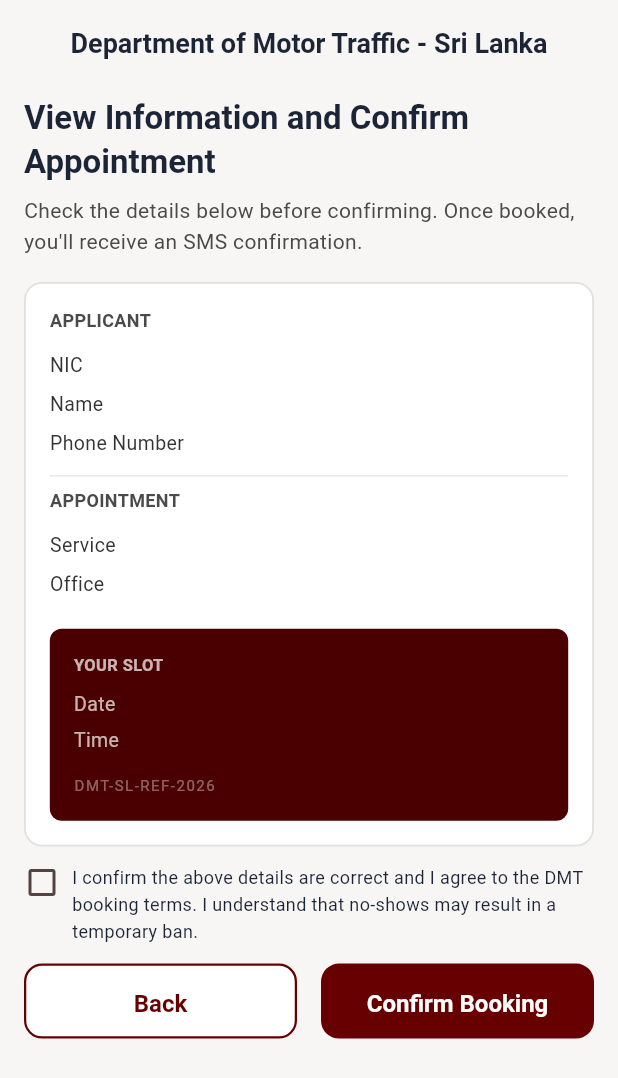
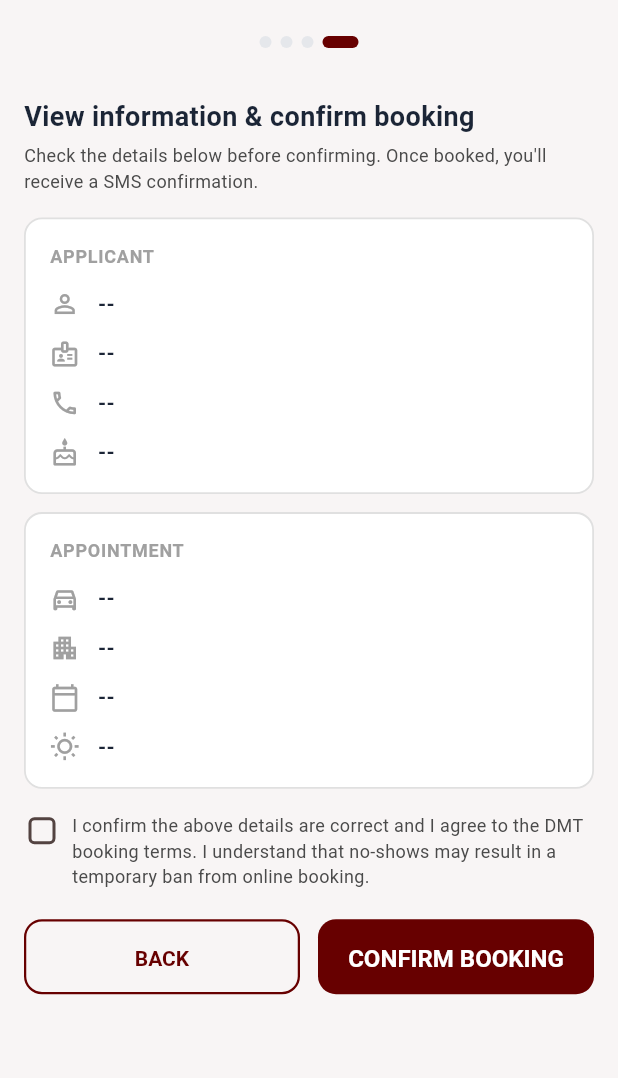
Before and after one commit to SPraneepa/dmt-app, a Flutter app: the ConfirmationScreen screen opened directly, on a phone screen of 412 x 824 dp. Shown: the top 1078 px of the screen. Run offline on Flutter 3.47's test engine with Material 3 defaults, Android fonts, the phone set to English and light mode, and no system bars; our stand-ins replace pdf, printing.

Commit message:
refactor(ui): update confirmation screen design and dynamic date formatting

```diff
--- a/lib/models/appointment_model.dart
+++ b/lib/models/appointment_model.dart
@@ -2,6 +2,7 @@
   final String? id;
   final String nic;
   final String fullName;
+  final String dob;
   final String phoneNumber;
   final String service;
   final String district;
@@ -14,6 +15,7 @@
     this.id,
     required this.nic,
     required this.fullName,
+    required this.dob,
     required this.phoneNumber,
     required this.service,
     required this.district,
@@ -25,6 +27,8 @@
 
   // Getters for HomeScreen compatibility
   String get userName => fullName;
+  String get userPhone => phoneNumber;
+  String get userDob => dob;
   String get nicNumber => nic;
   String get serviceName => service;
   String get location => district;
@@ -35,6 +39,7 @@
       'id': id,
       'nic': nic,
       'fullName': fullName,
+      'dob': dob,
       'phoneNumber': phoneNumber,
       'service': service,
       'district': district,
@@ -50,6 +55,7 @@
       id: json['id'],
       nic: json['nic'] ?? '',
       fullName: json['fullName'] ?? '',
+      dob: json['dob'] ?? '',
       phoneNumber: json['phoneNumber'] ?? '',
       service: json['service'] ?? '',
       district: json['district'] ?? '',
--- a/lib/providers/appointment_provider.dart
+++ b/lib/providers/appointment_provider.dart
@@ -10,6 +10,7 @@
   // Flow Data
   String nic = '';
   String fullName = '';
+  String dob = '';
   String phoneNumber = '';
   String selectedService = '';
   String selectedDistrict = '';
@@ -26,10 +27,12 @@
   void updateApplicantDetails({
     required String nic,
     required String fullName,
+    required String dob,
     required String phone,
   }) {
     this.nic = nic;
     this.fullName = fullName;
+    this.dob = dob;
     this.phoneNumber = phone;
     notifyListeners();
   }
@@ -81,6 +84,7 @@
     final appointment = AppointmentModel(
       nic: nic,
       fullName: fullName,
+      dob: dob,
       phoneNumber: phoneNumber,
       service: selectedService,
       district: selectedDistrict,
@@ -121,6 +125,7 @@
   void clearAll() {
     nic = '';
     fullName = '';
+    dob = '';
     phoneNumber = '';
     resetSelection();
   }
--- a/lib/screens/applicant_details_screen.dart
+++ b/lib/screens/applicant_details_screen.dart
@@ -141,6 +141,7 @@
       context.read<AppointmentProvider>().updateApplicantDetails(
         nic: _nicController.text.trim(),
         fullName: _nameController.text.trim(),
+        dob: _birthDateController.text.trim(),
         phone: _phoneController.text.trim(),
       );
 
--- a/lib/screens/confirmation_screen.dart
+++ b/lib/screens/confirmation_screen.dart
@@ -33,11 +33,13 @@
     if (!mounted) return;
 
     if (success) {
-      // Simulate sending SMS notification
+      final formattedDate = provider.selectedDate
+          .replaceAll(' ', '')
+          .replaceAll('-', '/');
       ScaffoldMessenger.of(context).showSnackBar(
         SnackBar(
           content: Text(
-            'SMS Sent: Appointment confirmed for ${provider.selectedDate} at ${provider.selectedTimeSlot}',
+            'SMS Sent: Appointment confirmed for $formattedDate at ${provider.selectedTimeSlot}',
           ),
           backgroundColor: Colors.green.shade800,
           duration: const Duration(seconds: 4),
@@ -47,8 +49,7 @@
       Navigator.pushAndRemoveUntil(
         context,
         MaterialPageRoute(builder: (context) => const SuccessScreen()),
-        (route) =>
-            false, // Clear stack so user can't navigate back into the booking flow
+        (route) => false,
       );
     } else {
       ScaffoldMessenger.of(context).showSnackBar(
@@ -62,45 +63,98 @@
   @override
   Widget build(BuildContext context) {
     final provider = context.watch<AppointmentProvider>();
-    final theme = Theme.of(context);
+
+    // Format dates to YYYY/MM/DD and remove all whitespace
+    final formattedAppointmentDate = provider.selectedDate.isNotEmpty
+        ? provider.selectedDate.replaceAll(' ', '').replaceAll('-', '/')
+        : '--';
+
+    final formattedDob = provider.dob.isNotEmpty
+        ? provider.dob.replaceAll(' ', '').replaceAll('-', '/')
+        : '--';
 
     return Scaffold(
       backgroundColor: AppColors.background,
       appBar: AppBar(
         automaticallyImplyLeading: false,
-        title: const Text('Department of Motor Traffic - Sri Lanka'),
+        backgroundColor: Colors.transparent,
+        elevation: 0,
         centerTitle: true,
+        title: Row(
+          mainAxisSize: MainAxisSize.min,
+          children: [
+            Container(
+              width: AppSizes.indicatorDotSize,
+              height: AppSizes.indicatorDotSize,
+              decoration: const BoxDecoration(
+                color: AppColors.divider,
+                shape: BoxShape.circle,
+              ),
+            ),
+            const SizedBox(width: AppSizes.xxs),
+            Container(
+              width: AppSizes.indicatorDotSize,
+              height: AppSizes.indicatorDotSize,
+              decoration: const BoxDecoration(
+                color: AppColors.divider,
+                shape: BoxShape.circle,
+              ),
+            ),
+            const SizedBox(width: AppSizes.xxs),
+            Container(
+              width: AppSizes.indicatorDotSize,
+              height: AppSizes.indicatorDotSize,
+              decoration: const BoxDecoration(
+                color: AppColors.divider,
+                shape: BoxShape.circle,
+              ),
+            ),
+            const SizedBox(width: AppSizes.xxs),
+            Container(
+              width: AppSizes.indicatorActiveWidth,
+              height: AppSizes.indicatorDotSize,
+              decoration: BoxDecoration(
+                color: AppColors.primaryMaroon,
+                borderRadius: BorderRadius.circular(AppSizes.radiusSm),
+              ),
+            ),
+          ],
+        ),
       ),
       body: SingleChildScrollView(
-        padding: const EdgeInsets.symmetric(horizontal: 16.0, vertical: 8.0),
+        padding: const EdgeInsets.symmetric(
+          horizontal: AppSizes.lg,
+          vertical: AppSizes.sm,
+        ),
         child: Column(
           crossAxisAlignment: CrossAxisAlignment.start,
           children: [
-            Text(
-              'View Information and Confirm Appointment',
-              style: theme.textTheme.titleLarge?.copyWith(
+            const Text(
+              'View information & confirm booking',
+              style: TextStyle(
+                fontSize: AppSizes.textSubtitle,
                 fontWeight: FontWeight.bold,
                 color: AppColors.textPrimary,
-                fontSize: 22,
               ),
             ),
-            const SizedBox(height: 8),
-            Text(
-              'Check the details below before confirming. Once booked, you\'ll receive an SMS confirmation.',
-              style: theme.textTheme.bodyMedium?.copyWith(
+            const SizedBox(height: AppSizes.xs),
+            const Text(
+              'Check the details below before confirming. Once booked, you\'ll receive a SMS confirmation.',
+              style: TextStyle(
                 color: AppColors.textSecondary,
-                fontSize: 14,
-                height: 1.5,
+                fontSize: AppSizes.textCaption,
+                height: 1.4,
               ),
             ),
-            const SizedBox(height: 16),
+            const SizedBox(height: AppSizes.lg),
 
+            // APPLICANT CARD
             Container(
               padding: const EdgeInsets.all(AppSizes.lg),
               decoration: BoxDecoration(
                 color: AppColors.surface,
                 borderRadius: BorderRadius.circular(AppSizes.radiusMedium),
-                border: Border.all(color: AppColors.border, width: 1.2),
+                border: Border.all(color: AppColors.inputBorder, width: 1.2),
               ),
               child: Column(
                 crossAxisAlignment: CrossAxisAlignment.start,
@@ -108,149 +162,165 @@
                   const Text(
                     'APPLICANT',
                     style: TextStyle(
-                      fontSize: 12,
+                      fontSize: AppSizes.textCaption,
                       fontWeight: FontWeight.bold,
-                      color: AppColors.textSecondary,
+                      color: AppColors.textHint,
+                      letterSpacing: 0.5,
                     ),
                   ),
-                  const SizedBox(height: AppSizes.sm),
-                  _buildDetailRow('NIC', provider.nic),
-                  _buildDetailRow('Name', provider.fullName),
-                  _buildDetailRow('Phone Number', provider.phoneNumber),
-                  const Divider(height: 16),
-
-                  const Text(
-                    'APPOINTMENT',
-                    style: TextStyle(
-                      fontSize: 12,
-                      fontWeight: FontWeight.bold,
-                      color: AppColors.textSecondary,
+                  const SizedBox(height: AppSizes.md),
+                  _buildIconDetailRow(
+                    icon: Icons.person_outline,
+                    value: provider.fullName.isNotEmpty
+                        ? provider.fullName
+                        : '--',
+                  ),
+                  const SizedBox(height: AppSizes.md),
+                  _buildIconDetailRow(
+                    icon: Icons.badge_outlined,
+                    value: provider.nic.isNotEmpty ? provider.nic : '--',
+                  ),
+                  const SizedBox(height: AppSizes.md),
+                  _buildIconDetailRow(
+                    icon: Icons.phone_outlined,
+                    value: provider.phoneNumber.isNotEmpty
+                        ? provider.phoneNumber
+                        : '--',
+                  ),
+                  const SizedBox(height: AppSizes.md),
+                  _buildIconDetailRow(
+                    icon: Icons.cake_outlined,
+                    value: formattedDob,
+                  ),
+                ],
               ),
             ),
-                  const SizedBox(height: AppSizes.sm),
-                  _buildDetailRow('Service', provider.selectedService),
-                  _buildDetailRow('Office', provider.selectedDistrict),
-                  const SizedBox(height: AppSizes.lg),
 
+            const SizedBox(height: AppSizes.md),
+
+            // APPOINTMENT CARD
             Container(
-                    width: double.infinity,
-                    padding: const EdgeInsets.all(16),
+              padding: const EdgeInsets.all(AppSizes.lg),
               decoration: BoxDecoration(
-                      color: AppColors.primaryDark,
-                      borderRadius: BorderRadius.circular(8),
+                color: AppColors.surface,
+                borderRadius: BorderRadius.circular(AppSizes.radiusMedium),
+                border: Border.all(color: AppColors.inputBorder, width: 1.2),
               ),
               child: Column(
                 crossAxisAlignment: CrossAxisAlignment.start,
                 children: [
                   const Text(
-                          'YOUR SLOT',
+                    'APPOINTMENT',
                     style: TextStyle(
-                            color: Colors.white70,
-                            fontSize: 11,
+                      fontSize: AppSizes.textCaption,
                       fontWeight: FontWeight.bold,
+                      color: AppColors.textHint,
+                      letterSpacing: 0.5,
                     ),
                   ),
-                        const SizedBox(height: 8),
-                        Row(
-                          mainAxisAlignment: MainAxisAlignment.spaceBetween,
-                          children: [
-                            const Text(
-                              'Date',
-                              style: TextStyle(
-                                color: Colors.white70,
-                                fontSize: 13,
+                  const SizedBox(height: AppSizes.md),
+                  _buildIconDetailRow(
+                    icon: Icons.directions_car_outlined,
+                    value: provider.selectedService.isNotEmpty
+                        ? provider.selectedService
+                        : '--',
                   ),
+                  const SizedBox(height: AppSizes.md),
+                  _buildIconDetailRow(
+                    icon: Icons.apartment_outlined,
+                    value: provider.selectedDistrict.isNotEmpty
+                        ? provider.selectedDistrict
+                        : '--',
                   ),
-                            Text(
-                              provider.selectedDate,
-                              style: const TextStyle(
-                                color: Colors.white,
-                                fontWeight: FontWeight.bold,
-                                fontSize: 13,
+                  const SizedBox(height: AppSizes.md),
+                  _buildIconDetailRow(
+                    icon: Icons.calendar_today_outlined,
+                    value: formattedAppointmentDate,
                   ),
-                            ),
-                          ],
-                        ),
-                        const SizedBox(height: 4),
-                        Row(
-                          mainAxisAlignment: MainAxisAlignment.spaceBetween,
-                          children: [
-                            const Text(
-                              'Time',
-                              style: TextStyle(
-                                color: Colors.white70,
-                                fontSize: 13,
-                              ),
-                            ),
-                            Text(
-                              provider.selectedTimeSlot,
-                              style: const TextStyle(
-                                color: Colors.white,
-                                fontWeight: FontWeight.bold,
-                                fontSize: 13,
-                              ),
-                            ),
-                          ],
-                        ),
-                        const SizedBox(height: 12),
-                        const Text(
-                          'DMT-SL-REF-2026',
-                          style: TextStyle(
-                            color: Colors.white38,
-                            fontSize: 10,
-                            letterSpacing: 1,
-                          ),
+                  const SizedBox(height: AppSizes.md),
+                  _buildIconDetailRow(
+                    icon: Icons.wb_sunny_outlined,
+                    value: provider.selectedTimeSlot.isNotEmpty
+                        ? provider.selectedTimeSlot
+                        : '--',
                   ),
                 ],
               ),
             ),
-                ],
-              ),
-            ),
-            const SizedBox(height: 12),
 
+            const SizedBox(height: AppSizes.lg),
+
+            // TERMS CHECKBOX ROW
             Row(
               crossAxisAlignment: CrossAxisAlignment.start,
               children: [
                 SizedBox(
-                  height: 24,
-                  width: 24,
+                  height: AppSizes.iconLarge,
+                  width: AppSizes.iconLarge,
                   child: Checkbox(
                     value: _agreedToTerms,
-                    activeColor: AppColors.primary,
+                    activeColor: AppColors.primaryMaroon,
+                    shape: RoundedRectangleBorder(
+                      borderRadius: BorderRadius.circular(
+                        AppSizes.radiusSm / 2,
+                      ),
+                    ),
                     onChanged: (v) =>
                         setState(() => _agreedToTerms = v ?? false),
                   ),
                 ),
                 const SizedBox(width: AppSizes.sm),
-                Expanded(
+                const Expanded(
                   child: Text(
-                    'I confirm the above details are correct and I agree to the DMT booking terms. I understand that no-shows may result in a temporary ban.',
+                    'I confirm the above details are correct and I agree to the DMT booking terms. I understand that no-shows may result in a temporary ban from online booking.',
                     style: TextStyle(
-                      fontSize: 12,
-                      color: AppColors.textPrimary,
-                      height: 1.5,
+                      fontSize: AppSizes.textCaption,
+                      color: AppColors.textSecondary,
+                      height: 1.4,
                     ),
                   ),
                 ),
               ],
             ),
-            const SizedBox(height: 12),
 
+            const SizedBox(height: AppSizes.xl),
+
+            // ACTION BUTTONS
             Row(
               children: [
                 Expanded(
-                  child: CustomButton(
-                    text: 'Back',
-                    isPrimary: false,
+                  child: SizedBox(
+                    height: AppSizes.buttonHeight,
+                    child: OutlinedButton(
                       onPressed: () => Navigator.pop(context),
+                      style: OutlinedButton.styleFrom(
+                        side: const BorderSide(
+                          color: AppColors.primaryMaroon,
+                          width: 1.5,
+                        ),
+                        shape: RoundedRectangleBorder(
+                          borderRadius: BorderRadius.circular(
+                            AppSizes.radiusMd,
                           ),
                         ),
-                const SizedBox(width: AppSizes.lg),
+                      ),
+                      child: const Text(
+                        'BACK',
+                        style: TextStyle(
+                          color: AppColors.primaryMaroon,
+                          fontWeight: FontWeight.bold,
+                          fontSize: AppSizes.textBody,
+                        ),
+                      ),
+                    ),
+                  ),
+                ),
+                const SizedBox(width: AppSizes.md),
                 Expanded(
                   child: CustomButton(
-                    text: 'Confirm Booking',
-                    isPrimary: true,
+                    text: 'CONFIRM BOOKING',
+                    width: double.infinity,
+                    height: AppSizes.buttonHeight,
                     isLoading: provider.isLoading,
                     onPressed: _onConfirmPressed,
                   ),
@@ -263,30 +333,23 @@
     );
   }
 
-  Widget _buildDetailRow(String label, String value) {
-    return Padding(
-      padding: const EdgeInsets.symmetric(vertical: 3.0),
-      child: Row(
-        mainAxisAlignment: MainAxisAlignment.spaceBetween,
+  Widget _buildIconDetailRow({required IconData icon, required String value}) {
+    return Row(
+      crossAxisAlignment: CrossAxisAlignment.center,
       children: [
-          Text(
-            label,
-            style: const TextStyle(color: Color(0xFF333333), fontSize: 13),
-          ),
+        Icon(icon, size: AppSizes.iconMedium, color: AppColors.textHint),
+        const SizedBox(width: AppSizes.md),
         Expanded(
           child: Text(
             value,
-              textAlign: TextAlign.end,
             style: const TextStyle(
-                color: Color(0xFF111111),
+              fontSize: AppSizes.textBody,
               fontWeight: FontWeight.bold,
-                fontSize: 13,
+              color: AppColors.textPrimary,
             ),
-              overflow: TextOverflow.ellipsis,
           ),
         ),
       ],
-      ),
     );
   }
 }
```
Lines whose indentation alone changed are shown as unchanged.
